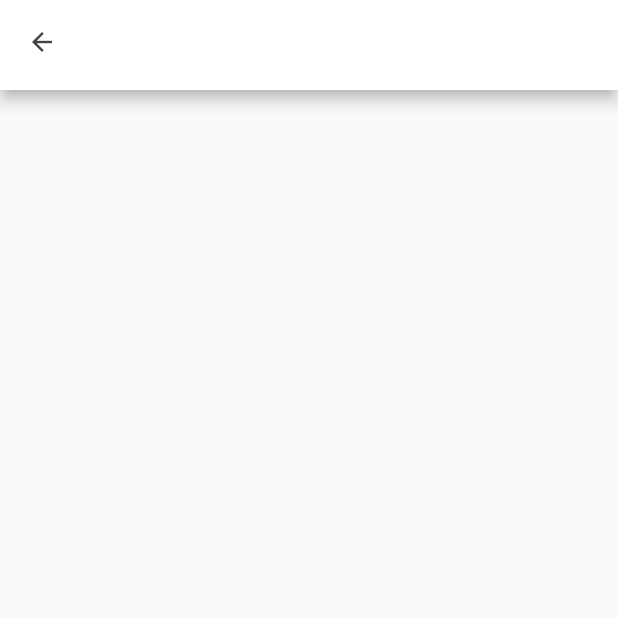
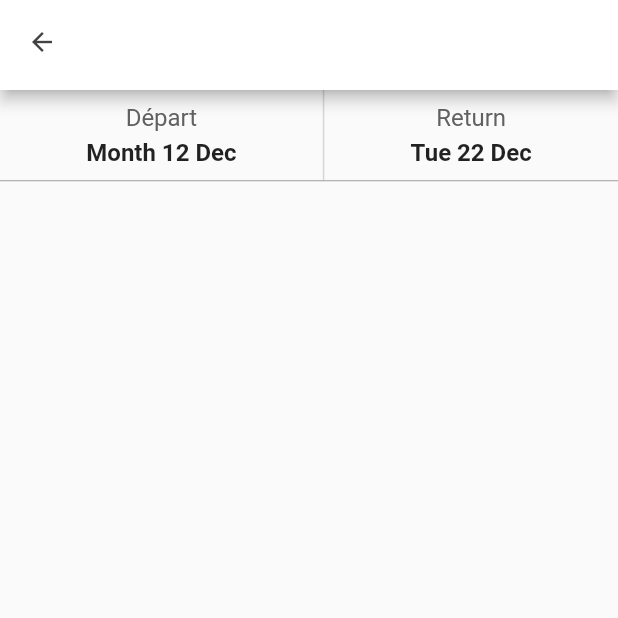
Before and after one commit to Mkl3364/flutter_hotel, a Flutter app: the screen it shows after launch, after a tap on the "search" icon, on a phone screen of 412 x 824 dp, the top half of it. Run offline on Flutter 3.47's test engine with Material 2 defaults, Android fonts, the phone set to English and light mode, and no system bars; our stand-ins replace google_fonts, table_calendar.

Commit message:
Add the period_section widget

```diff
--- a/lib/widgets/period_section.dart
+++ b/lib/widgets/period_section.dart
@@ -3,6 +3,72 @@ import 'package:flutter/material.dart';
 class PeriodSection extends StatelessWidget {
   @override
   Widget build(BuildContext context) {
-    return Container();
+    return Column(
+      children: [
+        Row(
+          mainAxisAlignment: MainAxisAlignment.spaceEvenly,
+          children: [
+            Column(
+              mainAxisAlignment: MainAxisAlignment.center,
+              crossAxisAlignment: CrossAxisAlignment.center,
+              children: [
+                Text(
+                  'Départ',
+                  textAlign: TextAlign.left,
+                  style: TextStyle(
+                    fontWeight: FontWeight.w400,
+                    fontSize: 16,
+                    color: Colors.grey[700],
+                  ),
+                ),
+                const SizedBox(
+                  height: 4,
+                ),
+                const Text(
+                  'Month 12 Dec',
+                  style: TextStyle(
+                    fontWeight: FontWeight.bold,
+                    fontSize: 16
+                  ),
+                ),
+              ],
+            ),
+            Container(
+              height: 60,
+              width:1,
+              color: Colors.grey[350]
+            ),
+            Column(
+              mainAxisAlignment: MainAxisAlignment.center,
+              crossAxisAlignment: CrossAxisAlignment.center,
+              children: [
+                Text(
+                  'Return',
+                  style: TextStyle(
+                    fontWeight: FontWeight.w400,
+                    fontSize: 16,
+                    color: Colors.grey[700],
+                  ),
+                ),
+                const SizedBox(
+                  height: 4,
+                ),
+                const Text(
+                  'Tue 22 Dec',
+                  style: TextStyle(
+                    fontWeight: FontWeight.bold,
+                    fontSize: 16,
+                  )
+                )
+              ],
+            )
+          ],
+        ),
+        const Divider(
+          color: Colors.grey,
+          height: 1,
+        ),
+      ],
+    );
   }
 }
```
